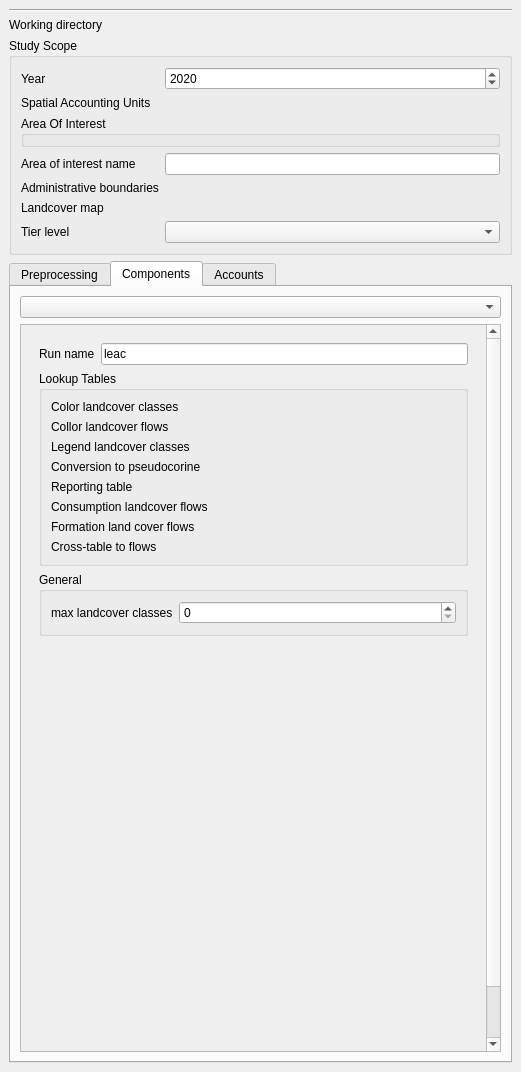
Old version of the form enca_plugin/enca_plugin_dockwidget_base.ui in the repository VITObelgium/sys4enca.
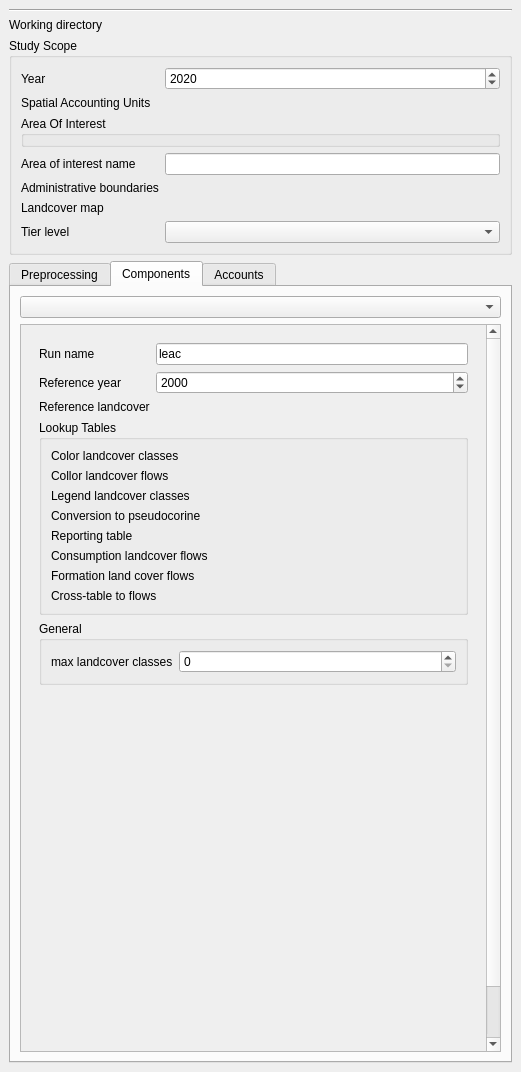
New version of the form. The open tabs and pages were chosen to show the change. Custom widgets are drawn as their Qt base class.

Commit message: Update LEAC & INFRA ui for reference year / reference landcover.

```diff
--- a/enca_plugin/enca_plugin_dockwidget_base.ui
+++ b/enca_plugin/enca_plugin_dockwidget_base.ui
@@ -1143,7 +1143,7 @@
                   </property>
                  </widget>
                 </item>
-                <item row="1" column="0" colspan="2">
+                <item row="3" column="0" colspan="2">
                  <widget class="QGroupBox" name="groupBox_14">
                   <property name="title">
                    <string>Lookup Tables</string>
@@ -1232,7 +1232,7 @@
                   </layout>
                  </widget>
                 </item>
-                <item row="2" column="0" colspan="2">
+                <item row="4" column="0" colspan="2">
                  <widget class="QGroupBox" name="general_1">
                   <property name="title">
                    <string>General</string>
@@ -1251,6 +1251,37 @@
                   </layout>
                  </widget>
                 </item>
+                <item row="1" column="0">
+                 <widget class="QLabel" name="label_109">
+                  <property name="text">
+                   <string>Reference year</string>
+                  </property>
+                 </widget>
+                </item>
+                <item row="1" column="1">
+                 <widget class="QSpinBox" name="ref_year_1">
+                  <property name="maximum">
+                   <number>9999</number>
+                  </property>
+                  <property name="value">
+                   <number>2000</number>
+                  </property>
+                 </widget>
+                </item>
+                <item row="2" column="0">
+                 <widget class="QLabel" name="label_139">
+                  <property name="text">
+                   <string>Reference landcover</string>
+                  </property>
+                 </widget>
+                </item>
+                <item row="2" column="1">
+                 <widget class="QgsFileWidget" name="ref_landcover_1">
+                  <property name="filter">
+                   <string>Geotiff (*.tiff *.tif);; All Files (*.*)</string>
+                  </property>
+                 </widget>
+                </item>
                </layout>
               </widget>
               <widget class="QWidget" name="infra_">
```
Left out of the diff: 52 changed lines with no effect on the pictures. The commit also changes 1 other file.
